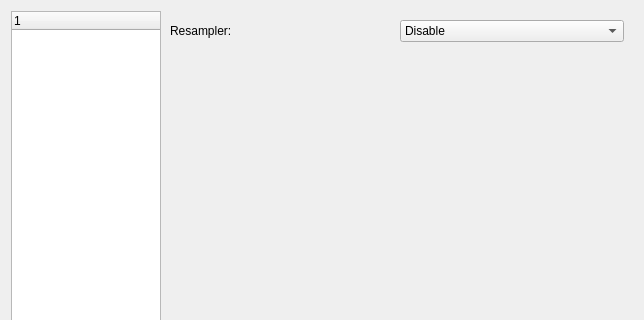
This is src/xamp/preferencedialog.ui in billlin0904/xamp2 as Qt 5 draws it before an edit; both pictures show x 0 to 644 and y 0 to 320 of the 644 by 569 pixel window. The edited form follows.
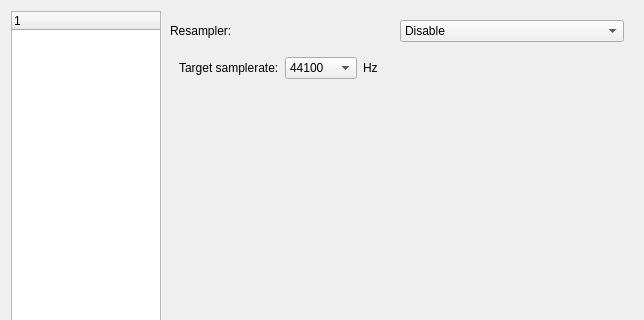
This is the edited form. The open tabs and pages were chosen to show the change.

What changed in the file:
```diff
--- a/src/xamp/preferencedialog.ui
+++ b/src/xamp/preferencedialog.ui
@@ -436,6 +436,114 @@
              </item>
             </layout>
            </widget>
+           <widget class="QWidget" name="r8brainResamplerPage">
+            <layout class="QVBoxLayout" name="verticalLayout_4">
+             <item>
+              <layout class="QHBoxLayout" name="horizontalLayout_4">
+               <item>
+                <layout class="QHBoxLayout" name="horizontalLayout_3">
+                 <item>
+                  <widget class="QLabel" name="label_10">
+                   <property name="sizePolicy">
+                    <sizepolicy hsizetype="Preferred" vsizetype="Preferred">
+                     <horstretch>1</horstretch>
+                     <verstretch>0</verstretch>
+                    </sizepolicy>
+                   </property>
+                   <property name="text">
+                    <string>Target samplerate:</string>
+                   </property>
+                  </widget>
+                 </item>
+                 <item>
+                  <widget class="QComboBox" name="r8brainTargetSampleRateComboBox">
+                   <property name="sizePolicy">
+                    <sizepolicy hsizetype="Preferred" vsizetype="Fixed">
+                     <horstretch>0</horstretch>
+                     <verstretch>0</verstretch>
+                    </sizepolicy>
+                   </property>
+                   <item>
+                    <property name="text">
+                     <string>44100</string>
+                    </property>
+                   </item>
+                   <item>
+                    <property name="text">
+                     <string>48000</string>
+                    </property>
+                   </item>
+                   <item>
+                    <property name="text">
+                     <string>88200</string>
+                    </property>
+                   </item>
+                   <item>
+                    <property name="text">
+                     <string>96000</string>
+                    </property>
+                   </item>
+                   <item>
+                    <property name="text">
+                     <string>176400</string>
+                    </property>
+                   </item>
+                   <item>
+                    <property name="text">
+                     <string>192000</string>
+                    </property>
+                   </item>
+                   <item>
+                    <property name="text">
+                     <string>352800</string>
+                    </property>
+                   </item>
+                   <item>
+                    <property name="text">
+                     <string>384000</string>
+                    </property>
+                   </item>
+                  </widget>
+                 </item>
+                 <item>
+                  <widget class="QLabel" name="label_11">
+                   <property name="text">
+                    <string>Hz</string>
+                   </property>
+                  </widget>
+                 </item>
+                </layout>
+               </item>
+               <item>
+                <spacer name="horizontalSpacer_4">
+                 <property name="orientation">
+                  <enum>Qt::Horizontal</enum>
+                 </property>
+                 <property name="sizeHint" stdset="0">
+                  <size>
+                   <width>40</width>
+                   <height>20</height>
+                  </size>
+                 </property>
+                </spacer>
+               </item>
+              </layout>
+             </item>
+             <item>
+              <spacer name="verticalSpacer_2">
+               <property name="orientation">
+                <enum>Qt::Vertical</enum>
+               </property>
+               <property name="sizeHint" stdset="0">
+                <size>
+                 <width>20</width>
+                 <height>421</height>
+                </size>
+               </property>
+              </spacer>
+             </item>
+            </layout>
+           </widget>
           </widget>
          </item>
         </layout>
```
Left out of the diff: 5 changed lines with no effect on the pictures.
